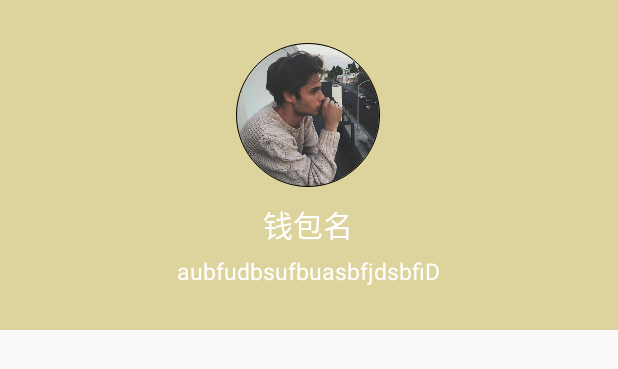
After one commit to reggie1996/DigitalWallet, an Android app: the layout tab_wallet_view_head.xml on its own in the app's theme, with its tools: preview values and no code run, on a phone screen of 412 x 824 dp. The commit adds this screen. Shown: the top 369 px of the screen. Run offline under Robolectric (Android 15) with nearby library versions, the phone set to English and light mode, and no system bars.

Commit message:
钱包界面

```diff
--- a/app/build.gradle
+++ b/app/build.gradle
@@ -74,6 +74,9 @@ dependencies {
     compile 'com.jpardogo.materialtabstrip:library:1.1.0'
 
     implementation 'com.android.support:cardview-v7:26.1.0'
+
+    //圆形view
+    compile 'de.hdodenhof:circleimageview:2.2.0'
 }
 
 apply plugin: 'kotlin-android'
--- /dev/null
+++ b/app/src/main/res/layout/tab_wallet_view_head.xml
@@ -0,0 +1,51 @@
+<?xml version="1.0" encoding="utf-8"?>
+<FrameLayout
+    xmlns:android="http://schemas.android.com/apk/res/android"
+    xmlns:app="http://schemas.android.com/apk/res-auto"
+    android:layout_width="match_parent"
+    android:layout_height="220dp"
+    android:background="@color/colorGold3">
+
+
+
+    <LinearLayout
+        android:layout_width="wrap_content"
+        android:layout_height="wrap_content"
+        android:orientation="vertical"
+        android:layout_gravity="center">
+
+        <de.hdodenhof.circleimageview.CircleImageView
+            xmlns:app="http://schemas.android.com/apk/res-auto"
+            android:id="@+id/profile_image"
+            android:layout_width="96dp"
+            android:layout_height="96dp"
+            android:src="@mipmap/profile_image"
+            app:civ_border_width="0.1dp"
+            app:civ_border_color="#FF000000"
+            android:layout_gravity="center"/>
+
+        <TextView
+            android:id="@+id/textView2"
+            android:layout_width="wrap_content"
+            android:layout_height="wrap_content"
+            android:text="钱包名"
+            android:layout_gravity="center"
+            android:layout_marginTop="10dp"
+            android:textColor="@color/colorWhite"
+            android:textSize="20dp"/>
+
+        <TextView
+            android:layout_width="wrap_content"
+            android:layout_height="wrap_content"
+            android:text="aubfudbsufbuasbfjdsbfiD"
+            android:layout_gravity="center"
+            android:layout_marginTop="5dp"
+            android:textColor="@color/colorWhite"
+            android:textSize="15dp"/>
+
+    </LinearLayout>
+
+
+
+
+</FrameLayout>
```
Also changed, not shown: app/src/main/java/com/reggie/digitalwallet/Fragment/WalletFragment.java (+12 -5 lines), app/src/main/res/layout/fragment_wallet.xml (+13 -2 lines), app/src/main/res/layout/tab_wallet_view.xml (+41 -8 lines), app/src/main/res/mipmap-xhdpi/bg5.jpg (added).
